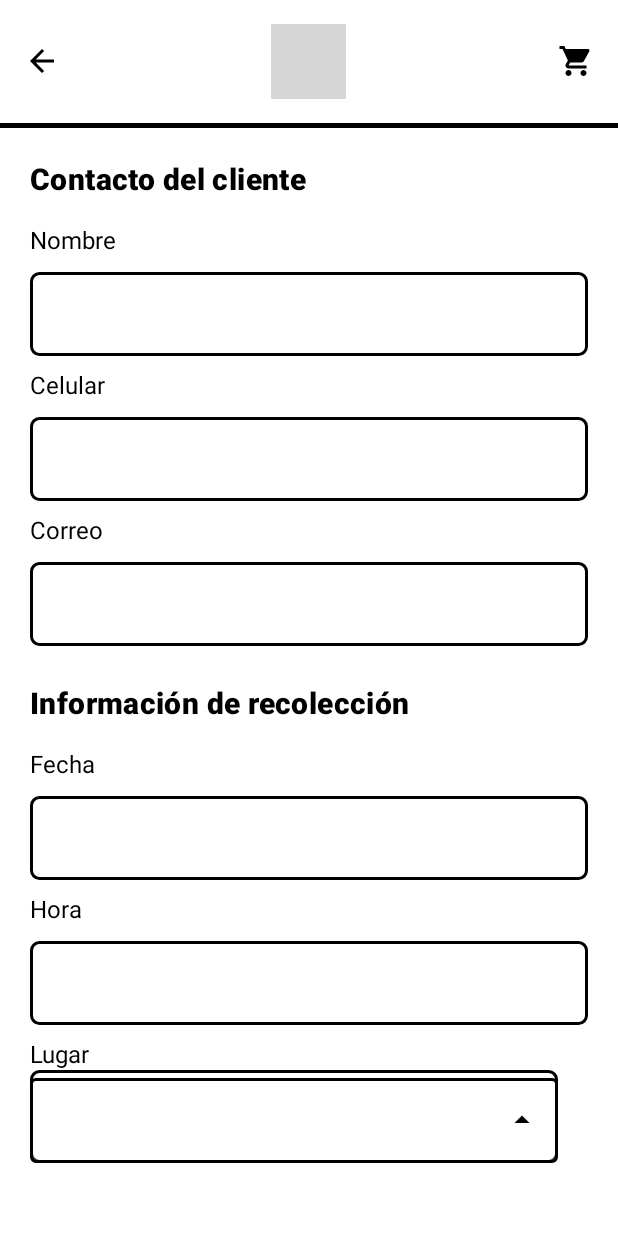
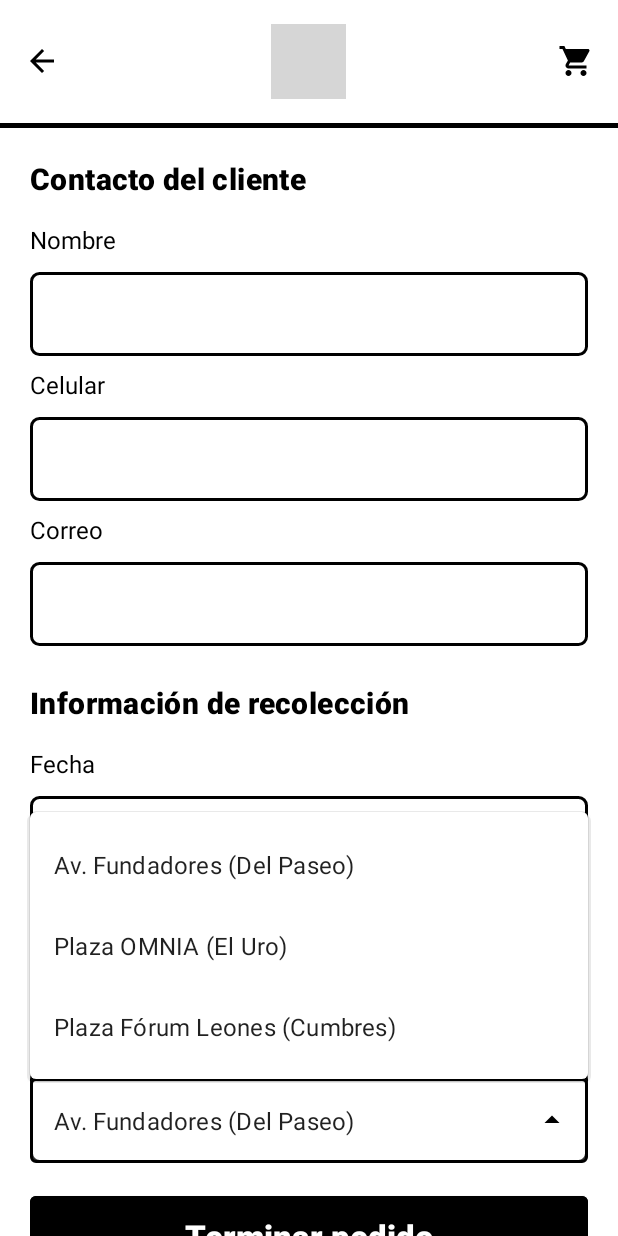
Before and after one commit to DestroyerRexor/OhMyYog, an Android app: the DeliveryInformationActivity screen opened directly, with no data from a screen before it, after a tap on an icon or button, on a phone screen of 412 x 824 dp. Run offline under Robolectric (Android 15) with nearby library versions, the phone set to English and light mode, and no system bars; grey boxes are pictures that could not be loaded.

Commit message:
BUGFIXED / Select place UI

```diff
--- a/app/src/main/java/com/example/evidenciafinalapp/DeliveryInformationActivity.java
+++ b/app/src/main/java/com/example/evidenciafinalapp/DeliveryInformationActivity.java
@@ -6,6 +6,9 @@ import android.app.DatePickerDialog;
 import android.app.TimePickerDialog;
 import android.os.Bundle;
 import android.view.View;
+import android.widget.AdapterView;
+import android.widget.ArrayAdapter;
+import android.widget.AutoCompleteTextView;
 import android.widget.DatePicker;
 import android.widget.EditText;
 import android.widget.TimePicker;
@@ -17,6 +20,11 @@ public class DeliveryInformationActivity extends AppCompatActivity {
 
     // Validar el horario según el día de la semana
     int minHour, minMinute, maxHour, maxMinute;
+
+    AutoCompleteTextView autoCompleteTextView;
+    ArrayAdapter<String> adapterItem;
+
+    String[] item = {"Av. Fundadores (Del Paseo)","Plaza OMNIA (El Uro)","Plaza Fórum Leones (Cumbres)"};
     @Override
     protected void onCreate(Bundle savedInstanceState) {
         super.onCreate(savedInstanceState);
@@ -24,6 +32,20 @@ public class DeliveryInformationActivity extends AppCompatActivity {
 
         EditText datePickerEditText = findViewById(R.id.date_picker);
         EditText hourPickerEditText = findViewById(R.id.hour_picker);
+
+
+        autoCompleteTextView = findViewById(R.id.autoCompleteTextView);
+        adapterItem = new ArrayAdapter<String>(this, R.layout.list_item, item);
+
+        autoCompleteTextView.setAdapter(adapterItem);
+        autoCompleteTextView.setText(item[0].toString(), false);
+
+        autoCompleteTextView.setOnItemClickListener(new AdapterView.OnItemClickListener(){
+            @Override
+            public void onItemClick(AdapterView<?> adapterView, View view, int i, long l) {
+                String item = adapterView.getItemAtPosition(i).toString();
+            }
+        });
 
 
         DatePickerDialog.OnDateSetListener dateSetListener = new DatePickerDialog.OnDateSetListener() {
--- a/app/src/main/res/layout/activity_delivery_information.xml
+++ b/app/src/main/res/layout/activity_delivery_information.xml
@@ -184,6 +184,7 @@
                     android:textSize="16dp" />
 
                 <androidx.coordinatorlayout.widget.CoordinatorLayout
+                    android:id="@+id/iPlaceDelivery"
                     android:layout_width="match_parent"
                     android:layout_height="match_parent"
                     tools:context=".DeliveryInformationActivity"
@@ -195,8 +196,7 @@
                         style="@style/Widget.MaterialComponents.TextInputLayout.OutlinedBox.ExposedDropdownMenu"
                         android:layout_width="match_parent"
                         android:layout_height="match_parent"
-                        android:background="@drawable/bg_input"
-                        android:layout_marginEnd="20dp">
+                        android:background="@drawable/bg_input">
 
                         <AutoCompleteTextView
                             android:id="@+id/autoCompleteTextView"
@@ -210,6 +210,18 @@
 
                 </androidx.coordinatorlayout.widget.CoordinatorLayout>
 
+                <Button
+                    android:id="@+id/endDeliveryButton"
+                    android:layout_below="@+id/iPlaceDelivery"
+                    android:layout_marginTop="16dp"
+                    android:layout_width="match_parent"
+                    android:layout_height="65dp"
+                    android:layout_alignParentBottom="true"
+                    android:backgroundTint="@color/black"
+                    android:fontFamily="sans-serif-black"
+                    android:text="Terminar pedido"
+                    android:textAppearance="@style/TextAppearance.AppCompat.Large"/>
+
 
             </RelativeLayout>
 
```
